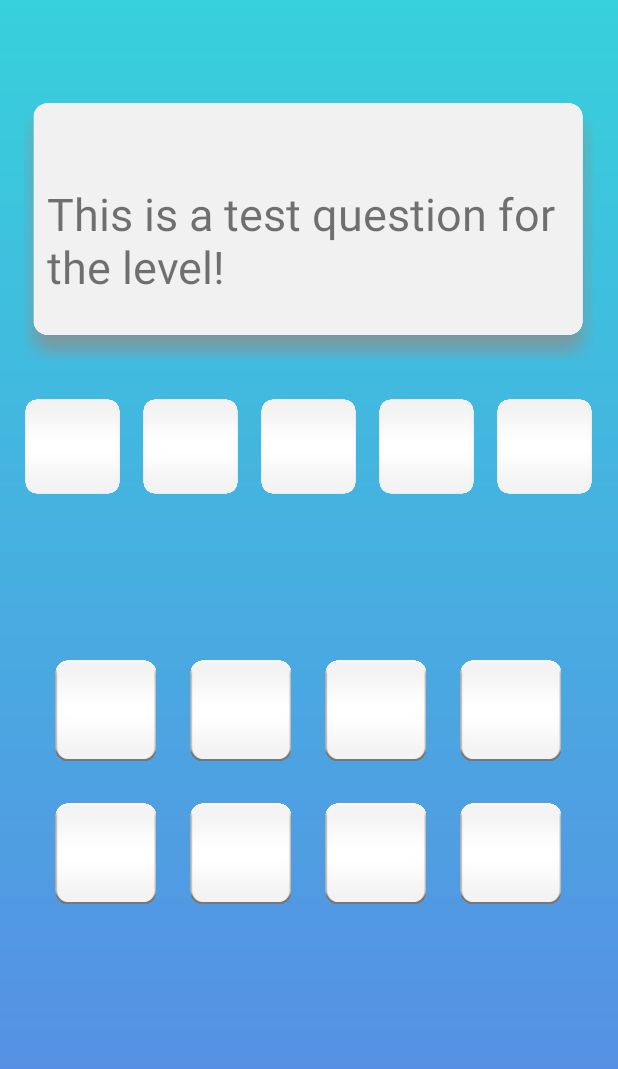
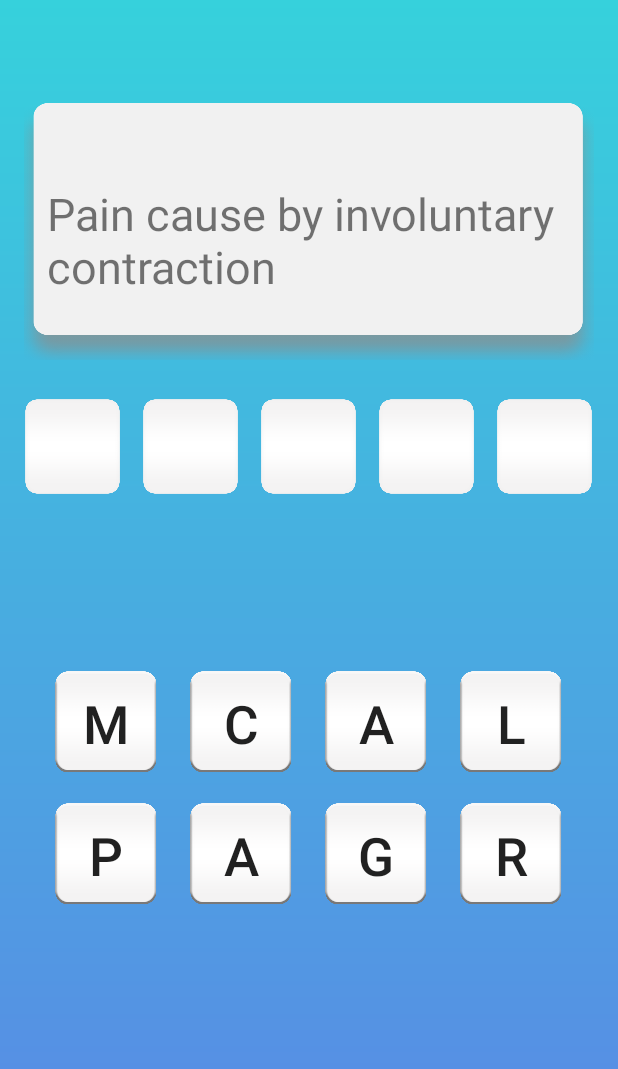
Before and after one commit to pceu/WordGame, an Android app: the LevelTwoActivity screen opened directly, with no data from a screen before it, on a phone screen of 412 x 824 dp. Shown: the top 1069 px of the screen. Run offline under Robolectric (Android 15) with nearby library versions, the phone set to English and light mode, and no system bars.

Commit message:
- work on Level 2 (huge changes) - also add a font to use for the project

```diff
--- a/app/src/main/java/com/example/wordgame/Level.java
+++ b/app/src/main/java/com/example/wordgame/Level.java
@@ -7,19 +7,22 @@ public class Level {
     private String answer;      // the answer that user has to guess (e.g. passion, learn...)
     private String hint;        // some of the letters, as appropriate for each level, will be stored to give user when user want to use.
     private int levelNumber;    // this will help to identify which level the user is playing as this attribute will be stored in UserFile.
+    private String givenWord;
+    // Class CONSTRUCTOR
 
-    // Class CONSTRUCTOR
-    public Level(int questionNum, String question, String answer, String hint, int levelNumber) {
+
+    public Level(int questionNum, String question, String answer, String hint, int levelNumber, String givenWord) {
         this.questionNum = questionNum;
         this.question = question;
         this.answer = answer;
         this.hint = hint;
         this.levelNumber = levelNumber;
+        this.givenWord = givenWord;
     }
 
     /*
-        Getter method to get Class attributes as they are private
-     */
+            Getter method to get Class attributes as they are private
+         */
     public int getQuestionNum() {
         return questionNum;
     }
@@ -40,7 +43,9 @@ public class Level {
         return levelNumber;
     }
 
-
+    public String getGivenWord() {
+        return givenWord;
+    }
     /*
         Setter method for Class attributes for 'Write' access
      */
@@ -64,4 +69,8 @@ public class Level {
     public void setLevelNumber(int levelNumber) {
         this.levelNumber = levelNumber;
     }
+
+    public void setGivenWord(String givenWord) {
+        this.givenWord = givenWord;
+    }
 }
--- a/app/src/main/java/com/example/wordgame/LevelOneActivity.java
+++ b/app/src/main/java/com/example/wordgame/LevelOneActivity.java
@@ -12,12 +12,15 @@ public class LevelOneActivity extends AppCompatActivity {
     private List<Level> testQuestion = new ArrayList<Level>();
 
     // temporary method (will delete this method or add more comments if used
+    /*
+    temporarily comment as the level class has been modified
     private void addLevel() {
         testQuestion.add(new Level(1, "Something that people do or cause to happen", "Act", "C", 1));
         testQuestion.add(new Level(2, "Have Some ambitious plan", "Aim", "m", 1));
         testQuestion.add(new Level(3, "Make a request or demand something", "ask", "k", 1));
         testQuestion.add(new Level(1, "Not working properly", "Bad", "d", 1));
     }
+    */
 
     /*
             HARD CODED QUESTIONS FOR LEVEL ONE (this will be modified when Level is stored in local drive)
@@ -29,7 +32,7 @@ public class LevelOneActivity extends AppCompatActivity {
         setContentView(R.layout.activity_level_one);
 
         // create a list of Level object to be used in this activity (LevelOne)
-        addLevel();
+        //addLevel();
 
     }
 }
--- a/app/src/main/java/com/example/wordgame/LevelTwoActivity.java
+++ b/app/src/main/java/com/example/wordgame/LevelTwoActivity.java
@@ -1,32 +1,76 @@
 package com.example.wordgame;
 
+import android.graphics.Typeface;
 import android.support.v7.app.AppCompatActivity;
 import android.os.Bundle;
+import android.view.View;
+import android.widget.Button;
+import android.widget.TextView;
 
 import java.util.ArrayList;
 import java.util.List;
 
-public class LevelTwoActivity extends AppCompatActivity {
+public class LevelTwoActivity extends AppCompatActivity implements View.OnClickListener {
+
+    // load the font for text in this level
+    //Typeface customFont = Typeface.createFromAsset(getAssets(), "assets/fonts/felaFromAssets.otf");
 
     // Level object list for this level (Level 2) - contains multiple questions to play for the level
     private List<Level> levelTwoQuestion = new ArrayList<Level>();
 
     private int userQuestionNumber;     // when exit the game the question user up to will be saved for user and allow to resume for future playing
 
+    TextView l2qBoard;
+    // Answer buttons - value will be assign when user click GivenWord buttons
+    Button l2AnswerBtn1, l2AnswerBtn2, l2AnswerBtn3, l2AnswerBtn4, l2AnswerBtn5;
+
+    // buttons given at the bottom for user to choose and combine to get the right answer
+    Button l2GivenWordBtn1, l2GivenWordBtn2, l2GivenWordBtn3, l2GivenWordBtn4,
+            l2GivenWordBtn5, l2GivenWordBtn6, l2GivenWordBtn7, l2GivenWordBtn8;
     /*
         this is a temporary method for instantiating Level objects and will extract Level data from local drive and
         create a list of Level objects .
         New methods/functions will be implemented in the future
      */
     private void loadLevel2() {
-        levelTwoQuestion.add(new Level(1, "When you know your mistake, you tend do this", "admit", "it", 2));
-        levelTwoQuestion.add(new Level(2, "Pain cause by involuntary contraction", "Cramp", "ap", 2));
-        levelTwoQuestion.add(new Level(2, "To ___ something on the surface", "apply", "py", 2));
+        levelTwoQuestion.add(new Level(1, "When you know your mistake, you tend do this", "admit", "it", 2, "TDMAESIO"));
+        levelTwoQuestion.add(new Level(2, "Pain cause by involuntary contraction", "Cramp", "ap", 2, "MCALPAGR"));
+        levelTwoQuestion.add(new Level(2, "To ___ something on the surface", "apply", "py", 2, "EUPAYJLP"));
     }
     @Override
     protected void onCreate(Bundle savedInstanceState) {
         super.onCreate(savedInstanceState);
         setContentView(R.layout.activity_level_two);
+
+        // assign buttons and textView from xml file
+        l2qBoard = findViewById(R.id.l2qBoard);
+
+        // assign buttons for answerButton
+        l2AnswerBtn1 = findViewById(R.id.l2AnswerBtn1);
+        l2AnswerBtn2 = findViewById(R.id.l2AnswerBtn2);
+        l2AnswerBtn3 = findViewById(R.id.l2AnswerBtn3);
+        l2AnswerBtn4 = findViewById(R.id.l2AnswerBtn4);
+        l2AnswerBtn5 = findViewById(R.id.l2AnswerBtn5);
+
+        // assign buttons for givenWord buttons
+        l2GivenWordBtn1 = findViewById(R.id.l2GivenWordBtn1);
+        l2GivenWordBtn2 = findViewById(R.id.l2GivenWordBtn2);
+        l2GivenWordBtn3 = findViewById(R.id.l2GivenWordBtn3);
+        l2GivenWordBtn4 = findViewById(R.id.l2GivenWordBtn4);
+        l2GivenWordBtn5 = findViewById(R.id.l2GivenWordBtn5);
+        l2GivenWordBtn6 = findViewById(R.id.l2GivenWordBtn6);
+        l2GivenWordBtn7 = findViewById(R.id.l2GivenWordBtn7);
+        l2GivenWordBtn8 = findViewById(R.id.l2GivenWordBtn8);
+
+        // assign all givenWord buttons to onClick method created for this view
+        l2GivenWordBtn1.setOnClickListener(this);
+        l2GivenWordBtn2.setOnClickListener(this);
+        l2GivenWordBtn3.setOnClickListener(this);
+        l2GivenWordBtn4.setOnClickListener(this);
+        l2GivenWordBtn5.setOnClickListener(this);
+        l2GivenWordBtn6.setOnClickListener(this);
+        l2GivenWordBtn7.setOnClickListener(this);
+        l2GivenWordBtn8.setOnClickListener(this);
 
         userQuestionNumber = 1; // temporarily set as 1, but modified when User class is created and loaded here
         // instantiate level 2 object - contains question num, question, answer, hint and level number
@@ -43,9 +87,55 @@ public class LevelTwoActivity extends AppCompatActivity {
      */
     public void playLevelTwo() {
         for (int i = userQuestionNumber; i <= levelTwoQuestion.size(); i++) {
+            // temporarily assign a list at i to a level object to use in here. It will be a messy code if we just use levelQuestion.at(i)
+            Level tempL2Question = levelTwoQuestion.get(i);
+
+            // assign object question attribute to questionBoard TextView
+            l2qBoard.setText(tempL2Question.getQuestion());
+
+            // assign given word value to each button
+            l2GivenWordBtn1.setText(String.valueOf(tempL2Question.getGivenWord().charAt(0)));
+            l2GivenWordBtn2.setText(String.valueOf(tempL2Question.getGivenWord().charAt(1)));
+            l2GivenWordBtn3.setText(String.valueOf(tempL2Question.getGivenWord().charAt(2)));
+            l2GivenWordBtn4.setText(String.valueOf(tempL2Question.getGivenWord().charAt(3)));
+            l2GivenWordBtn5.setText(String.valueOf(tempL2Question.getGivenWord().charAt(4)));
+            l2GivenWordBtn6.setText(String.valueOf(tempL2Question.getGivenWord().charAt(5)));
+            l2GivenWordBtn7.setText(String.valueOf(tempL2Question.getGivenWord().charAt(6)));
+            l2GivenWordBtn8.setText(String.valueOf(tempL2Question.getGivenWord().charAt(7)));
+
+
+            break;
             // will add some codes later
-            return;
+            //return;
         }
 
     }
+
+    /*
+        The onClick methods is shared by all the givenWord buttons as we use View.OnclickListener interface
+        switch statement is used to track which button is clicked
+     */
+    @Override
+    public void onClick(View view) {
+        switch (view.getId()) {
+            case R.id.l2GivenWordBtn1:
+                l2GivenWordBtn1.animate().alpha(0).setDuration(300);
+                l2GivenWordBtn1.setClickable(false);
+                break;
+            case R.id.l2GivenWordBtn2:
+                break;
+            case R.id.l2GivenWordBtn3:
+                break;
+            case R.id.l2GivenWordBtn4:
+                break;
+            case R.id.l2GivenWordBtn5:
+                 break;
+            case R.id.l2GivenWordBtn6:
+                break;
+            case R.id.l2GivenWordBtn7:
+                break;
+            case R.id.l2GivenWordBtn8:
+                break;
+        }
+    }
 }
--- /dev/null
+++ b/app/src/main/res/font/fela.xml
@@ -0,0 +1,12 @@
+<?xml version="1.0" encoding="utf-8"?>
+<font-family xmlns:android="http://schemas.android.com/apk/res/android">
+
+    <font
+        android:fontStyle="normal"
+        android:fontWeight="400"
+        android:font="@font/fela_font" />
+    <font
+        android:fontStyle="italic"
+        android:fontWeight="400"
+        android:font="@font/fela_font" />
+</font-family>
--- a/app/src/main/res/layout/activity_level_two.xml
+++ b/app/src/main/res/layout/activity_level_two.xml
@@ -42,30 +42,35 @@
             android:layout_width="75dp"
             android:layout_height="75dp"
             android:background="@drawable/no_shadow_answer_btn"
-            android:layout_marginEnd="3dp"/>
+            android:layout_marginEnd="3dp"
+            android:textSize="38sp"/>
         <Button
             android:id="@+id/l2AnswerBtn2"
             android:layout_width="75dp"
             android:layout_height="75dp"
             android:background="@drawable/no_shadow_answer_btn"
-            android:layout_marginEnd="3dp"/>
+            android:layout_marginEnd="3dp"
+            android:textSize="38sp"/>
         <Button
             android:id="@+id/l2AnswerBtn3"
             android:layout_width="75dp"
             android:layout_height="75dp"
             android:background="@drawable/no_shadow_answer_btn"
-            android:layout_marginEnd="3dp"/>
+            android:layout_marginEnd="3dp"
+            android:textSize="38sp"/>
         <Button
             android:id="@+id/l2AnswerBtn4"
             android:layout_width="75dp"
             android:layout_height="75dp"
             android:background="@drawable/no_shadow_answer_btn"
-            android:layout_marginEnd="3dp"/>
+            android:layout_marginEnd="3dp"
+            android:textSize="38sp"/>
         <Button
             android:id="@+id/l2AnswerBtn5"
             android:layout_width="75dp"
             android:layout_height="75dp"
-            android:background="@drawable/no_shadow_answer_btn" />
+            android:background="@drawable/no_shadow_answer_btn"
+            android:textSize="38sp"/>
 
 
 
@@ -78,6 +83,7 @@
         android:layout_width="wrap_content"
         android:layout_height="95dp"
         android:layout_gravity="center"
+        android:gravity="center"
         android:orientation="horizontal"
         android:layout_marginTop="100dp">
         <Button
@@ -85,24 +91,29 @@
             android:background="@drawable/word_button"
             android:layout_width="80dp"
             android:layout_height="80dp"
-            android:layout_marginEnd="10dp"/>
+            android:layout_marginEnd="10dp"
+            android:textSize="35sp"
+            android:text="M"/>
         <Button
             android:id="@+id/l2GivenWordBtn2"
             android:background="@drawable/word_button"
             android:layout_width="80dp"
             android:layout_height="80dp"
-            android:layout_marginEnd="10dp"/>
+            android:layout_marginEnd="10dp"
+            android:textSize="35sp"/>
         <Button
             android:id="@+id/l2GivenWordBtn3"
             android:background="@drawable/word_button"
             android:layout_width="80dp"
             android:layout_height="80dp"
-            android:layout_marginEnd="10dp"/>
+            android:layout_marginEnd="10dp"
+            android:textSize="35sp"/>
         <Button
             android:id="@+id/l2GivenWordBtn4"
             android:background="@drawable/word_button"
             android:layout_width="80dp"
-            android:layout_height="80dp" />
+            android:layout_height="80dp"
+            android:textSize="35sp"/>
 
     </LinearLayout>
 
@@ -118,24 +129,28 @@
             android:background="@drawable/word_button"
             android:layout_width="80dp"
             android:layout_height="80dp"
-            android:layout_marginEnd="10dp"/>
+            android:layout_marginEnd="10dp"
+            android:textSize="35sp"/>
         <Button
             android:id="@+id/l2GivenWordBtn6"
             android:background="@drawable/word_button"
             android:layout_width="80dp"
             android:layout_height="80dp"
-            android:layout_marginEnd="10dp"/>
+            android:layout_marginEnd="10dp"
+            android:textSize="35sp"/>
         <Button
             android:id="@+id/l2GivenWordBtn7"
             android:background="@drawable/word_button"
             android:layout_width="80dp"
             android:layout_height="80dp"
-            android:layout_marginEnd="10dp"/>
+            android:layout_marginEnd="10dp"
+            android:textSize="35sp"/>
         <Button
             android:id="@+id/l2GivenWordBtn8"
             android:background="@drawable/word_button"
             android:layout_width="80dp"
-            android:layout_height="80dp" />
+            android:layout_height="80dp"
+            android:textSize="35sp"/>
 
     </LinearLayout>
 </LinearLayout>
```
Also changed, not shown: app/src/main/assets/fonts/felaFromAssets.otf (added), app/src/main/res/font/fela_font.otf (added).
